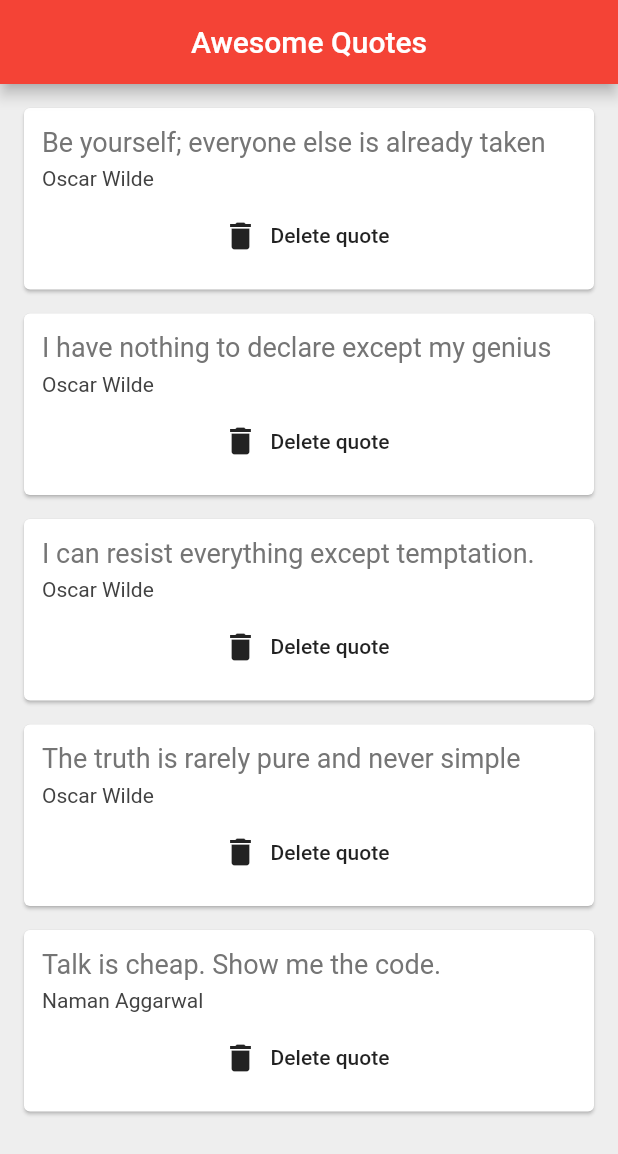
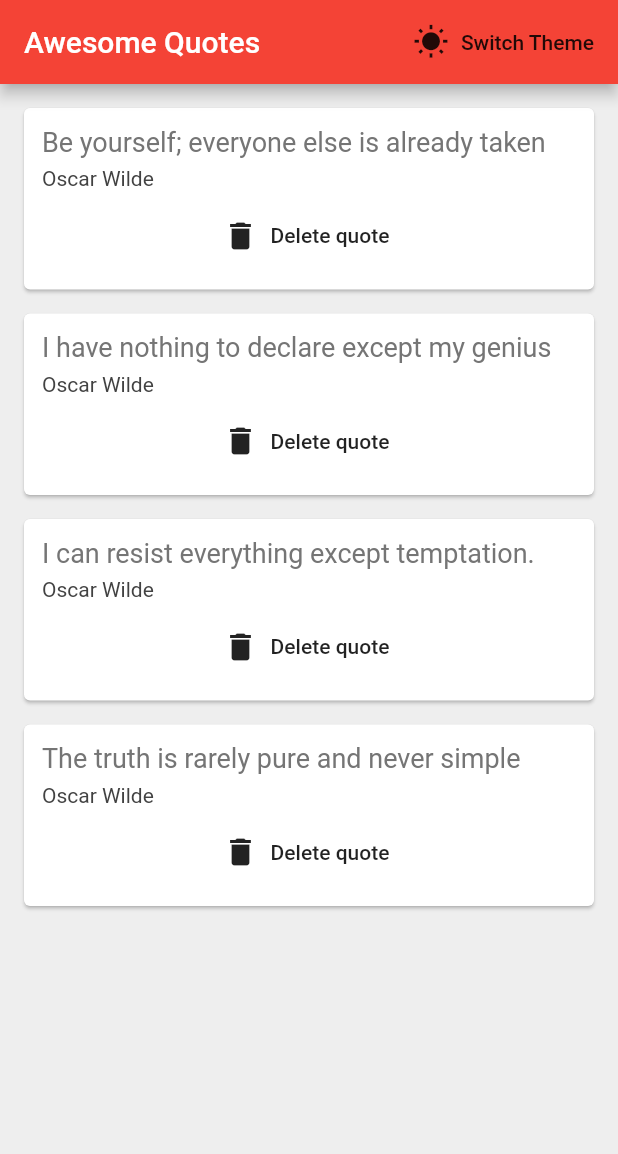
Before and after one commit to aggarwalnaman/Brilliant-Quotes, a Flutter app: the screen it shows after launch, on a phone screen of 412 x 824 dp. Shown: the top 1154 px of the screen. Run offline on Flutter 3.47's test engine with Material 2 defaults, Android fonts, the phone set to English and light mode, and no system bars.

Commit message:
Switch theme feature added

```diff
--- a/lib/main.dart
+++ b/lib/main.dart
@@ -2,8 +2,17 @@ import 'package:flutter/material.dart';
 import 'quote.dart';
 import 'quote_card.dart';
 
+Brightness theme = Brightness.light;
+bool themeLight = true;
+
 void main() => runApp(MaterialApp(
+  title: "Quotes",
   home: quoteList(),
+  theme: ThemeData(
+    primarySwatch: Colors.green,
+    brightness: theme,
+    accentColor: Colors.blue,
+  ),
 ));
 
 class quoteList extends StatefulWidget {
@@ -18,7 +27,7 @@ class _quoteListState extends State<quoteList> {
     Quote(author: 'Oscar Wilde', text: 'I have nothing to declare except my genius'),
     Quote(author: 'Oscar Wilde', text: 'I can resist everything except temptation.'),
     Quote(author: 'Oscar Wilde', text: 'The truth is rarely pure and never simple'),
-    Quote(author: 'Naman Aggarwal', text: 'Talk is cheap. Show me the code.'),
+    // Quote(author: 'Naman Aggarwal', text: 'Talk is cheap. Show me the code.'),
   ];
 
   @override
@@ -28,8 +37,30 @@ class _quoteListState extends State<quoteList> {
       backgroundColor: Colors.grey[200],
       appBar: AppBar(
         title: Text('Awesome Quotes'),
-        centerTitle: true,
         backgroundColor: Colors.red,
+        actions: <Widget>[
+          FlatButton.icon(
+            onPressed: () {
+              if (themeLight) {
+                themeLight = false;
+                setState(() {
+                  theme = Brightness.light;
+                  main();
+                });
+              }
+              else
+              {
+                themeLight = true;
+                setState(() {
+                  theme = Brightness.dark;
+                  main();
+                });
+              }
+            },
+             icon: Icon(Icons.wb_sunny),
+             label: Text("Switch Theme"),
+            )
+        ],
       ),
       body: Column(
         children: quotes.map((quote) => QuoteCard(
```
